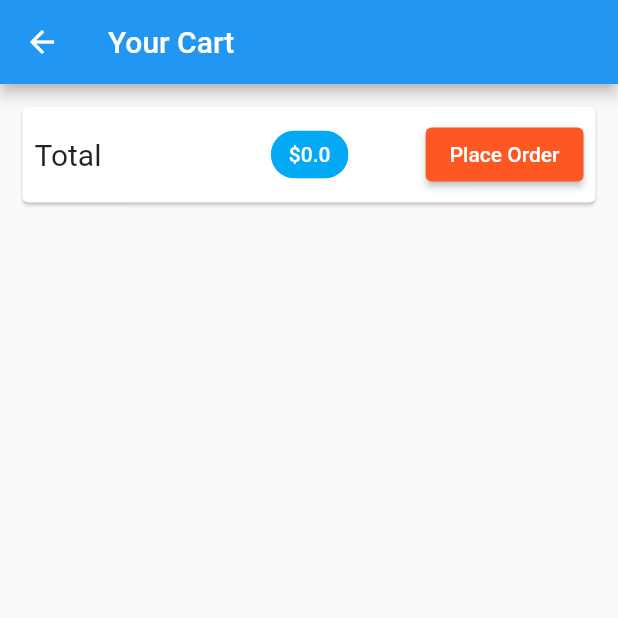
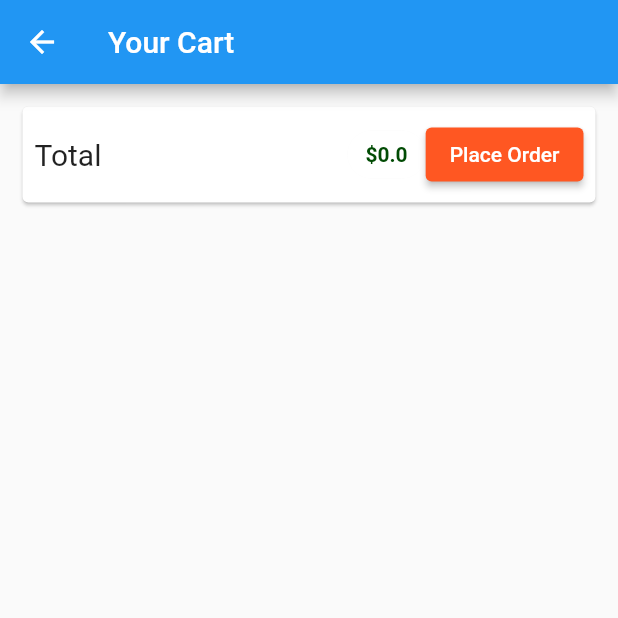
Before and after one commit to sumitvarun/shop_app, a Flutter app: the CartScreen screen opened by its route, on a phone screen of 412 x 824 dp, the top half of it. Run offline on Flutter 3.47's test engine with Material 2 defaults, Android fonts, the phone set to English and light mode, and no system bars; network calls fail.

Commit message:
Textstyle added

```diff
--- a/lib/screens/cart_screen.dart
+++ b/lib/screens/cart_screen.dart
@@ -34,12 +34,15 @@ class CartScreen extends StatelessWidget {
                   SizedBox(
                     width: 10,
                   ),
+                  Spacer(),
                   Chip(
                     label: Text(
                       '\$${cart.totalAmount}',
-                      style: TextStyle(color: Colors.white),
+                      style: TextStyle(
+                          color: Color.fromARGB(255, 1, 75, 4),
+                          fontWeight: FontWeight.w600),
                     ),
-                    backgroundColor: Colors.lightBlue,
+                    backgroundColor: Colors.white,
                   ),
                   ElevatedButton(
                       style: ButtonStyle(
```
